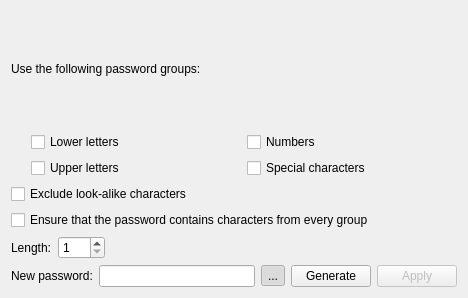
First picture: the form in src/gui/PasswordGeneratorWidget.ui, repository keepassxreboot/keepassxc, before the edit.
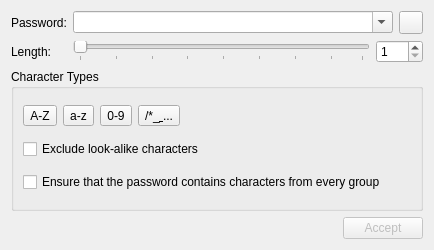
Second picture: the form after the edit. Custom widgets are drawn as their Qt base class.

Commit message:
Reworked the PasswordGeneratorWidget.
It's loosely based on OS X PasswordAssistant. Generation happens as soon as a
change is made, and on open of the widget. A combobox has been added to allow
one to choose from some randomally-generated alternatives, and the UI is
generally been made a bit more compact.

Written by Michael Curtis <michael@moltenmercury.org> and revised by me.

Closes #119

https://github.com/keepassx/keepassx/pull/38

Diff of the .ui file:
```diff
--- a/src/gui/PasswordGeneratorWidget.ui
+++ b/src/gui/PasswordGeneratorWidget.ui
@@ -6,106 +6,198 @@
    <rect>
     <x>0</x>
     <y>0</y>
-    <width>468</width>
-    <height>298</height>
+    <width>434</width>
+    <height>250</height>
    </rect>
   </property>
   <property name="windowTitle">
    <string/>
   </property>
-  <layout class="QVBoxLayout" name="verticalLayout">
+  <layout class="QVBoxLayout" name="verticalLayout_2">
    <item>
-    <widget class="QLabel" name="labelGroups">
-     <property name="text">
-      <string>Use the following password groups:</string>
-     </property>
-    </widget>
-   </item>
-   <item>
-    <layout class="QHBoxLayout" name="horizontalLayout">
-     <item>
-      <spacer name="horizontalSpacer">
-       <property name="orientation">
-        <enum>Qt::Horizontal</enum>
+    <layout class="QGridLayout" name="gridLayout">
+     <item row="0" column="0">
+      <widget class="QLabel" name="labelNewPassword">
+       <property name="text">
+        <string>Password:</string>
        </property>
-       <property name="sizeType">
-        <enum>QSizePolicy::Maximum</enum>
-       </property>
-       <property name="sizeHint" stdset="0">
-        <size>
-         <width>20</width>
-         <height>1</height>
-        </size>
-       </property>
-      </spacer>
+      </widget>
      </item>
-     <item>
-      <layout class="QGridLayout" name="gridLayout_2">
-       <item row="0" column="0">
-        <widget class="QCheckBox" name="checkBoxLower">
-         <property name="text">
-          <string>Lower letters</string>
+     <item row="0" column="1">
+      <layout class="QHBoxLayout" name="horizontalLayout_2">
+       <property name="sizeConstraint">
+        <enum>QLayout::SetNoConstraint</enum>
+       </property>
+       <item>
+        <widget class="PasswordComboBox" name="editNewPassword">
+         <property name="editable">
+          <bool>true</bool>
          </property>
         </widget>
        </item>
-       <item row="0" column="1">
-        <widget class="QCheckBox" name="checkBoxNumbers">
-         <property name="text">
-          <string>Numbers</string>
-         </property>
-        </widget>
-       </item>
-       <item row="1" column="0">
-        <widget class="QCheckBox" name="checkBoxUpper">
-         <property name="text">
-          <string>Upper letters</string>
-         </property>
-        </widget>
-       </item>
-       <item row="1" column="1">
-        <widget class="QCheckBox" name="checkBoxSpecialChars">
-         <property name="text">
-          <string>Special characters</string>
+       <item>
+        <widget class="QToolButton" name="togglePasswordButton">
+         <property name="checkable">
+          <bool>true</bool>
          </property>
         </widget>
        </item>
       </layout>
      </item>
-    </layout>
-   </item>
-   <item>
-    <widget class="QCheckBox" name="checkBoxExcludeAlike">
-     <property name="text">
-      <string>Exclude look-alike characters</string>
-     </property>
-    </widget>
-   </item>
-   <item>
-    <widget class="QCheckBox" name="checkBoxEnsureEvery">
-     <property name="text">
-      <string>Ensure that the password contains characters from every group</string>
-     </property>
-    </widget>
-   </item>
-   <item>
-    <layout class="QHBoxLayout" name="horizontalLayout_2">
-     <item>
+     <item row="1" column="0">
       <widget class="QLabel" name="labelLength">
        <property name="text">
         <string>Length:</string>
        </property>
       </widget>
      </item>
-     <item>
-      <widget class="QSpinBox" name="spinBoxLength">
-       <property name="minimum">
-        <number>1</number>
-       </property>
-       <property name="maximum">
-        <number>999</number>
-       </property>
-      </widget>
+     <item row="1" column="1">
+      <layout class="QHBoxLayout" name="horizontalLayout_4">
+       <item>
+        <widget class="QSlider" name="sliderLength">
+         <property name="minimum">
+          <number>1</number>
+         </property>
+         <property name="maximum">
+          <number>64</number>
+         </property>
+         <property name="orientation">
+          <enum>Qt::Horizontal</enum>
+         </property>
+         <property name="tickPosition">
+          <enum>QSlider::TicksBelow</enum>
+         </property>
+         <property name="tickInterval">
+          <number>8</number>
+         </property>
+        </widget>
+       </item>
+       <item>
+        <widget class="QSpinBox" name="spinBoxLength">
+         <property name="minimum">
+          <number>1</number>
+         </property>
+         <property name="maximum">
+          <number>999</number>
+         </property>
+        </widget>
+       </item>
+      </layout>
      </item>
+    </layout>
+   </item>
+   <item>
+    <widget class="QGroupBox" name="groupBox">
+     <property name="title">
+      <string>Character Types</string>
+     </property>
+     <layout class="QVBoxLayout" name="verticalLayout">
+      <item>
+       <layout class="QHBoxLayout" name="horizontalLayout_5">
+        <item>
+         <widget class="QToolButton" name="checkBoxUpper">
+          <property name="toolTip">
+           <string>Upper Case Letters</string>
+          </property>
+          <property name="text">
+           <string>A-Z</string>
+          </property>
+          <property name="checkable">
+           <bool>true</bool>
+          </property>
+          <attribute name="buttonGroup">
+           <string notr="true">optionButtons</string>
+          </attribute>
+         </widget>
+        </item>
+        <item>
+         <widget class="QToolButton" name="checkBoxLower">
+          <property name="toolTip">
+           <string>Lower Case Letters</string>
+          </property>
+          <property name="text">
+           <string>a-z</string>
+          </property>
+          <property name="checkable">
+           <bool>true</bool>
+          </property>
+          <attribute name="buttonGroup">
+           <string notr="true">optionButtons</string>
+          </attribute>
+         </widget>
+        </item>
+        <item>
+         <widget class="QToolButton" name="checkBoxNumbers">
+          <property name="toolTip">
+           <string>Numbers</string>
+          </property>
+          <property name="text">
+           <string>0-9</string>
+          </property>
+          <property name="checkable">
+           <bool>true</bool>
+          </property>
+          <attribute name="buttonGroup">
+           <string notr="true">optionButtons</string>
+          </attribute>
+         </widget>
+        </item>
+        <item>
+         <widget class="QToolButton" name="checkBoxSpecialChars">
+          <property name="toolTip">
+           <string>Special Characters</string>
+          </property>
+          <property name="text">
+           <string>/*_&amp; ...</string>
+          </property>
+          <property name="checkable">
+           <bool>true</bool>
+          </property>
+          <attribute name="buttonGroup">
+           <string notr="true">optionButtons</string>
+          </attribute>
+         </widget>
+        </item>
+        <item>
+         <spacer name="horizontalSpacer">
+          <property name="orientation">
+           <enum>Qt::Horizontal</enum>
+          </property>
+          <property name="sizeHint" stdset="0">
+           <size>
+            <width>40</width>
+            <height>20</height>
+           </size>
+          </property>
+         </spacer>
+        </item>
+       </layout>
+      </item>
+      <item>
+       <widget class="QCheckBox" name="checkBoxExcludeAlike">
+        <property name="text">
+         <string>Exclude look-alike characters</string>
+        </property>
+        <attribute name="buttonGroup">
+         <string notr="true">optionButtons</string>
+        </attribute>
+       </widget>
+      </item>
+      <item>
+       <widget class="QCheckBox" name="checkBoxEnsureEvery">
+        <property name="text">
+         <string>Ensure that the password contains characters from every group</string>
+        </property>
+        <attribute name="buttonGroup">
+         <string notr="true">optionButtons</string>
+        </attribute>
+       </widget>
+      </item>
+     </layout>
+    </widget>
+   </item>
+   <item>
+    <layout class="QHBoxLayout" name="horizontalLayout_3">
      <item>
       <spacer name="horizontalSpacer_2">
        <property name="orientation">
@@ -119,51 +211,13 @@
        </property>
       </spacer>
      </item>
-    </layout>
-   </item>
-   <item>
-    <layout class="QHBoxLayout" name="horizontalLayout_3">
-     <item>
-      <widget class="QLabel" name="labelNewPassword">
-       <property name="text">
-        <string>New password:</string>
-       </property>
-      </widget>
-     </item>
-     <item>
-      <widget class="QLineEdit" name="editNewPassword">
-       <property name="echoMode">
-        <enum>QLineEdit::Password</enum>
-       </property>
-      </widget>
-     </item>
-     <item>
-      <widget class="QToolButton" name="togglePasswordButton">
-       <property name="text">
-        <string>...</string>
-       </property>
-       <property name="checkable">
-        <bool>true</bool>
-       </property>
-       <property name="checked">
-        <bool>true</bool>
-       </property>
-      </widget>
-     </item>
-     <item>
-      <widget class="QPushButton" name="buttonGenerate">
-       <property name="text">
-        <string>Generate</string>
-       </property>
-      </widget>
-     </item>
      <item>
       <widget class="QPushButton" name="buttonApply">
        <property name="enabled">
         <bool>false</bool>
        </property>
        <property name="text">
-        <string>Apply</string>
+        <string>Accept</string>
        </property>
       </widget>
      </item>
@@ -171,6 +225,13 @@
    </item>
   </layout>
  </widget>
+ <customwidgets>
+  <customwidget>
+   <class>PasswordComboBox</class>
+   <extends>QComboBox</extends>
+   <header location="global">gui/PasswordComboBox.h</header>
+  </customwidget>
+ </customwidgets>
  <tabstops>
   <tabstop>checkBoxLower</tabstop>
   <tabstop>checkBoxNumbers</tabstop>
```
Left out of the diff: 17 changed lines with no effect on the pictures. The commit also changes 7 other files.
